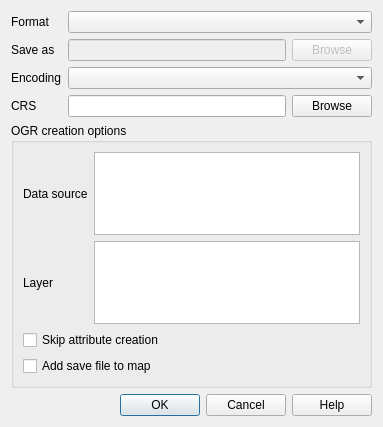
Above: src/ui/qgsvectorlayersaveasdialogbase.ui from qgis/QGIS before the change. Below: the same form after it.
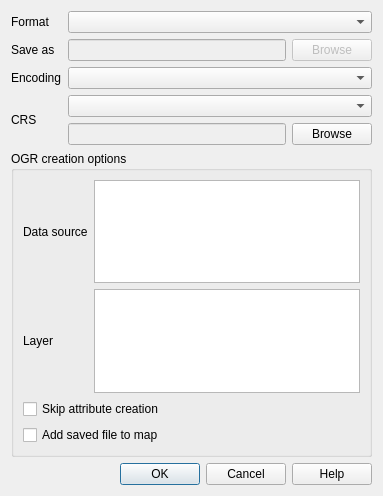
That is the form after the change.

The edit to the form file:
```diff
--- a/src/ui/qgsvectorlayersaveasdialogbase.ui
+++ b/src/ui/qgsvectorlayersaveasdialogbase.ui
@@ -7,7 +7,7 @@
     <x>0</x>
     <y>0</y>
     <width>383</width>
-    <height>427</height>
+    <height>496</height>
    </rect>
   </property>
   <property name="windowTitle">
@@ -21,24 +21,17 @@
      </property>
     </widget>
    </item>
-   <item row="5" column="0">
-    <widget class="QLabel" name="label_3">
-     <property name="text">
-      <string>CRS</string>
-     </property>
-     <property name="buddy">
-      <cstring>leCRS</cstring>
-     </property>
-    </widget>
-   </item>
-   <item row="5" column="1">
+   <item row="6" column="1">
     <widget class="QLineEdit" name="leCRS">
+     <property name="enabled">
+      <bool>false</bool>
+     </property>
      <property name="readOnly">
       <bool>true</bool>
      </property>
     </widget>
    </item>
-   <item row="7" column="0" colspan="3">
+   <item row="8" column="0" colspan="3">
     <widget class="QDialogButtonBox" name="buttonBox">
      <property name="orientation">
       <enum>Qt::Horizontal</enum>
@@ -68,7 +61,7 @@
      </property>
     </widget>
    </item>
-   <item row="5" column="2">
+   <item row="6" column="2">
     <widget class="QPushButton" name="browseCRS">
      <property name="text">
       <string>Browse</string>
@@ -101,7 +94,7 @@
    <item row="0" column="1" colspan="2">
     <widget class="QComboBox" name="mFormatComboBox"/>
    </item>
-   <item row="6" column="0" colspan="3">
+   <item row="7" column="0" colspan="3">
     <widget class="QGroupBox" name="groupBox">
      <property name="title">
       <string>OGR creation options</string>
@@ -146,13 +139,26 @@
       <item row="3" column="0" colspan="2">
        <widget class="QCheckBox" name="mAddToCanvas">
         <property name="text">
-         <string>Add save file to map</string>
+         <string>Add saved file to map</string>
         </property>
        </widget>
       </item>
      </layout>
     </widget>
    </item>
+   <item row="5" column="1" colspan="2">
+    <widget class="QComboBox" name="mCRSSelection"/>
+   </item>
+   <item row="5" column="0" rowspan="2">
+    <widget class="QLabel" name="label_3">
+     <property name="text">
+      <string>CRS</string>
+     </property>
+     <property name="buddy">
+      <cstring>leCRS</cstring>
+     </property>
+    </widget>
+   </item>
   </layout>
  </widget>
  <tabstops>
```
